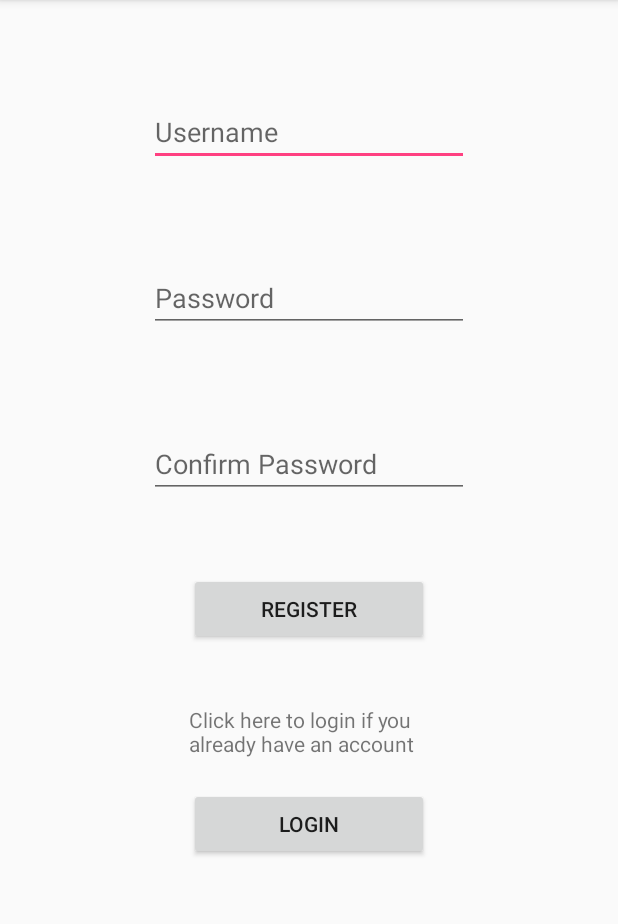
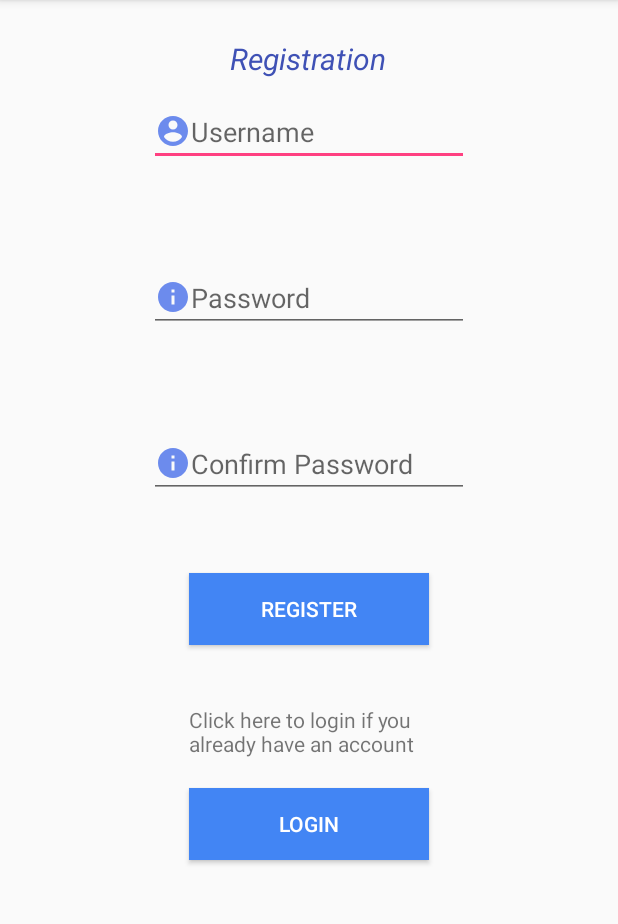
Before and after one commit to jcampb98/HonoursProjectApp, an Android app: the MainActivity screen opened directly, with no data from a screen before it, on a phone screen of 412 x 824 dp, the part 84-1008 px from its top. Run offline under Robolectric (Android 15) with nearby library versions, the phone set to English and light mode, and no system bars.

Commit message:
updated the front-end of the application
Signed-off-by: jcampb98 <caboose768@gmail.com>

```diff
--- a/app/src/main/java/com/razormist/honoursproject/Home.java
+++ b/app/src/main/java/com/razormist/honoursproject/Home.java
@@ -32,7 +32,7 @@ import static android.app.AppOpsManager.OPSTR_GET_USAGE_STATS;
 
 @RequiresApi(api = Build.VERSION_CODES.LOLLIPOP)
 public class Home extends AppCompatActivity {
-    Button enableBtn, show_statsBtn;
+    Button enableBtn, show_statsBtn, logout;
     TextView usageTv, permissionDescriptionTv;
     ListView appsList;
 
@@ -42,7 +42,7 @@ public class Home extends AppCompatActivity {
         super.onCreate(savedInstanceState);
         setContentView(R.layout.activity_home);
 
-        //logout = (Button) findViewById(R.id.buttonLogout);
+        logout = (Button) findViewById(R.id.btnLogout);
         show_statsBtn = (Button) findViewById(R.id.show_stats_btn);
         enableBtn = (Button) findViewById(R.id.enable_btn);
         usageTv = (TextView) findViewById(R.id.usage_tv);
--- /dev/null
+++ b/app/src/main/res/drawable/ic_baseline_account_circle_24.xml
@@ -0,0 +1,5 @@
+<vector android:height="24dp" android:tint="#6C8BED"
+    android:viewportHeight="24" android:viewportWidth="24"
+    android:width="24dp" xmlns:android="http://schemas.android.com/apk/res/android">
+    <path android:fillColor="@android:color/white" android:pathData="M12,2C6.48,2 2,6.48 2,12s4.48,10 10,10 10,-4.48 10,-10S17.52,2 12,2zM12,5c1.66,0 3,1.34 3,3s-1.34,3 -3,3 -3,-1.34 -3,-3 1.34,-3 3,-3zM12,19.2c-2.5,0 -4.71,-1.28 -6,-3.22 0.03,-1.99 4,-3.08 6,-3.08 1.99,0 5.97,1.09 6,3.08 -1.29,1.94 -3.5,3.22 -6,3.22z"/>
+</vector>
--- /dev/null
+++ b/app/src/main/res/drawable/ic_baseline_info_24.xml
@@ -0,0 +1,5 @@
+<vector android:height="24dp" android:tint="#6C8BED"
+    android:viewportHeight="24" android:viewportWidth="24"
+    android:width="24dp" xmlns:android="http://schemas.android.com/apk/res/android">
+    <path android:fillColor="@android:color/white" android:pathData="M12,2C6.48,2 2,6.48 2,12s4.48,10 10,10 10,-4.48 10,-10S17.52,2 12,2zM13,17h-2v-6h2v6zM13,9h-2L11,7h2v2z"/>
+</vector>
--- a/app/src/main/res/layout/activity_main.xml
+++ b/app/src/main/res/layout/activity_main.xml
@@ -6,6 +6,17 @@
     android:layout_height="match_parent"
     tools:context="com.razormist.honoursproject.MainActivity">
 
+    <TextView
+        android:id="@+id/registerPageLabel"
+        android:layout_width="wrap_content"
+        android:layout_height="wrap_content"
+        android:layout_alignParentTop="true"
+        android:layout_centerHorizontal="true"
+        android:layout_marginTop="25dp"
+        android:textColor="@color/colorPrimary"
+        android:textSize="20dp"
+        android:textStyle="italic"
+        android:text="Registration"/>
 
     <EditText
         android:id="@+id/et_username"
@@ -16,6 +27,7 @@
         android:layout_marginTop="65dp"
         android:ems="10"
         android:inputType="text"
+        android:drawableLeft="@drawable/ic_baseline_account_circle_24"
         android:hint="Username"/>
 
 
@@ -28,6 +40,7 @@
         android:ems="10"
         android:layout_below="@+id/et_username"
         android:inputType="textPassword"
+        android:drawableLeft="@drawable/ic_baseline_info_24"
         android:hint="Password"/>
 
     <EditText
@@ -39,6 +52,7 @@
         android:ems="10"
         android:layout_below="@+id/et_password"
         android:inputType="textPassword"
+        android:drawableLeft="@drawable/ic_baseline_info_24"
         android:hint="Confirm Password"/>
 
     <Button
@@ -49,6 +63,8 @@
         android:layout_marginTop="50dp"
         android:ems="10"
         android:text="Register"
+        android:textColor="#fff"
+        android:background="#4285f4"
         android:layout_below="@+id/et_cpassword" />
 
     <TextView
@@ -69,6 +85,8 @@
         android:layout_marginTop="20dp"
         android:ems="10"
         android:text="Login"
+        android:textColor="#fff"
+        android:background="#4285f4"
         android:layout_below="@+id/loginText" />
 
 </RelativeLayout>
```
Also changed, not shown: app/src/main/res/drawable/ic_google_icon.xml (deleted, +0 -7 lines), app/src/main/res/layout/activity_home.xml (+17 -1 lines), app/src/main/res/layout/activity_login.xml (+18 -0 lines).
